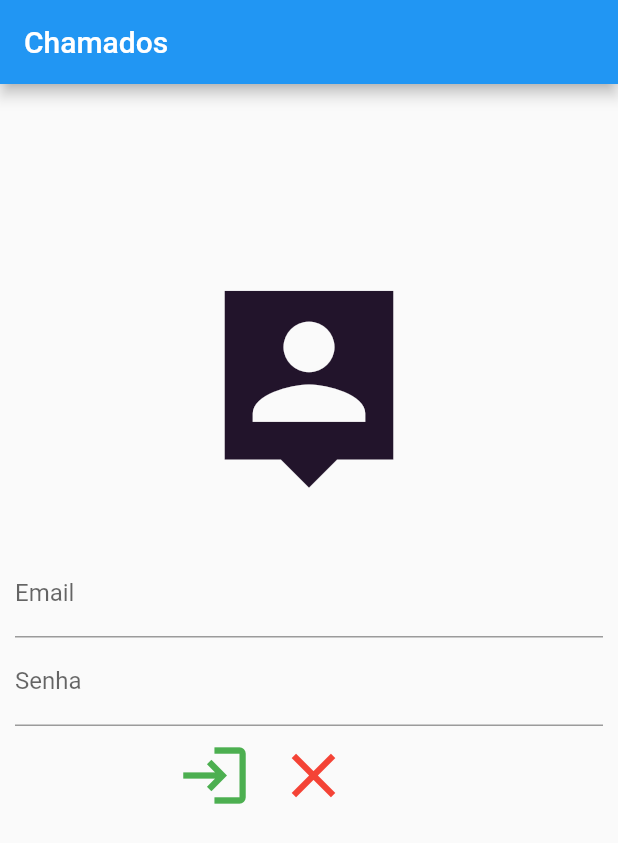
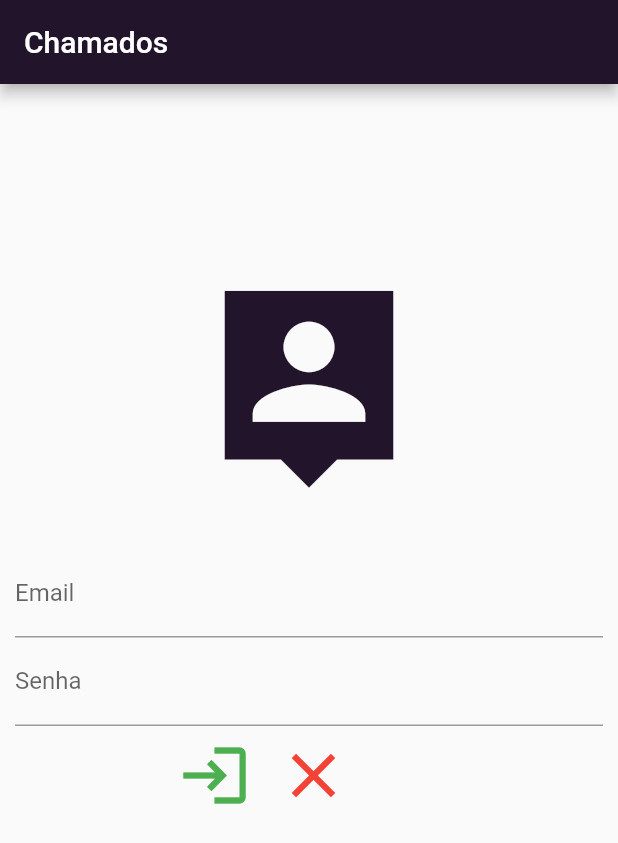
Before and after one commit to Gabriel-go/appchamado, a Flutter app: the screen it shows after launch, on a phone screen of 412 x 824 dp. Shown: the top 843 px of the screen. Run offline on Flutter 3.47's test engine with Material 2 defaults, Android fonts, the phone set to English and light mode, and no system bars; our stand-ins replace flutter_mobx, mobx; generated files the repository leaves out were written again.

Commit message:
alteração das cores da tela de login e da home

```diff
--- a/lib/login.dart
+++ b/lib/login.dart
@@ -15,6 +15,7 @@ class _LoginState extends State<Login> {
     return Scaffold(
       appBar: AppBar(
         title: Text("Chamados"),
+        backgroundColor: corPrincipal,
       ),
       body: Center(
         //padding: EdgeInsets.all(20),
--- a/lib/principal.dart
+++ b/lib/principal.dart
@@ -19,6 +19,7 @@ class principal extends StatelessWidget {
 AppBar barraSuperior() {
   return AppBar(
     title: const Text('Meu Chamados'),
+    backgroundColor: corPrincipal,
     bottom: const TabBar(
       tabs: <Widget>[
         Tab(
```
